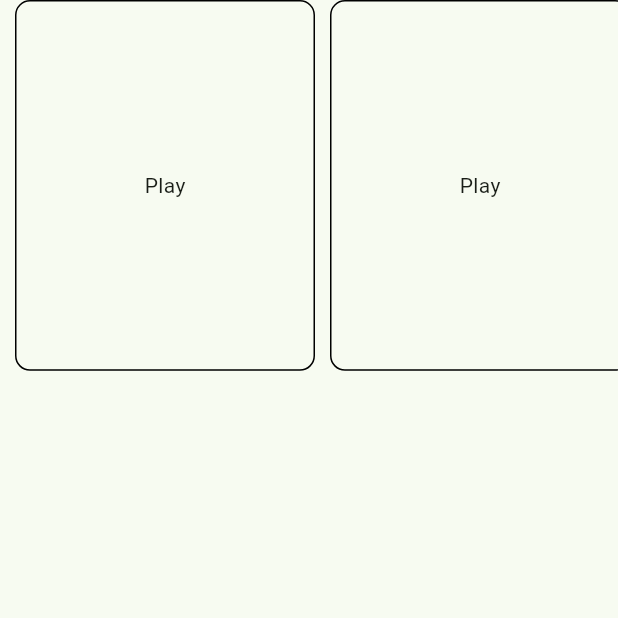
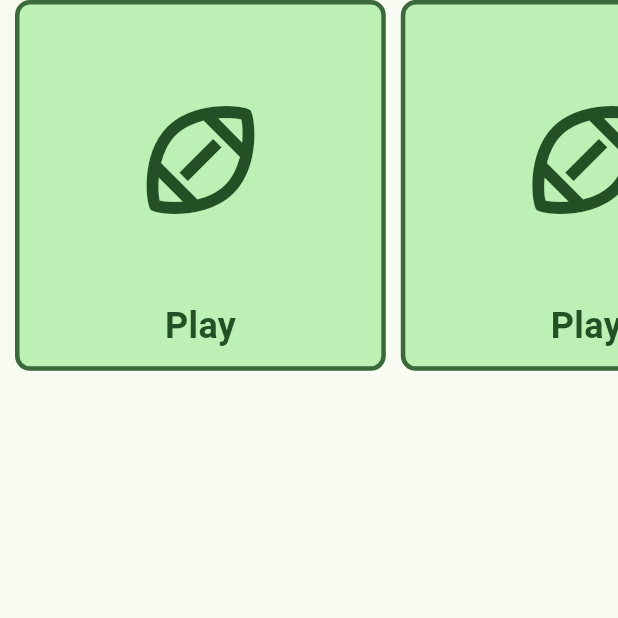
Before and after one commit to Skyluker4/hoghacks-2024, a Flutter app: the screen it shows after launch, on a phone screen of 412 x 824 dp, the top half of it. Run offline on Flutter 3.47's test engine with Material 3 defaults, Android fonts, the light colour scheme and no system bars.

Commit message:
made playtile look better

```diff
--- a/app/playpredict/lib/widgets/play.dart
+++ b/app/playpredict/lib/widgets/play.dart
@@ -12,13 +12,35 @@ class _PlayTileState extends State<PlayTile> {
   Widget build(BuildContext context) {
     return Container(
       margin: const EdgeInsets.only(left: 10),
-      width: 200,
+      padding: const EdgeInsets.all(10),
+      width: MediaQuery.of(context).size.height * 0.3,
       decoration: BoxDecoration(
-        border: Border.all(color: Colors.black),
+        color: Theme.of(context).colorScheme.primaryContainer,
+        border: Border.all(
+          color: Theme.of(context).colorScheme.primary,
+          width: 3,
+        ),
         borderRadius: BorderRadius.circular(10),
       ),
-      child: const Center(
-        child: Text('Play'),
+      child: Column(
+        mainAxisAlignment: MainAxisAlignment.end,
+        children: [
+          const Spacer(),
+          Icon(
+            Icons.sports_football_outlined,
+            size: 96,
+            color: Theme.of(context).colorScheme.onPrimaryContainer,
+          ),
+          const Spacer(),
+          Text(
+            'Play',
+            style: TextStyle(
+              color: Theme.of(context).colorScheme.onPrimaryContainer,
+              fontSize: 24,
+              fontWeight: FontWeight.bold,
+            ),
+          ),
+        ],
       ),
     );
   }
```
